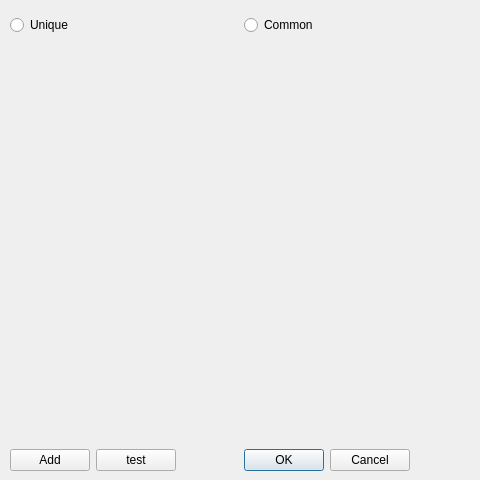
This is addtagform.ui in Pinadva/Job as Qt 5 draws it before an edit. The edited form follows.
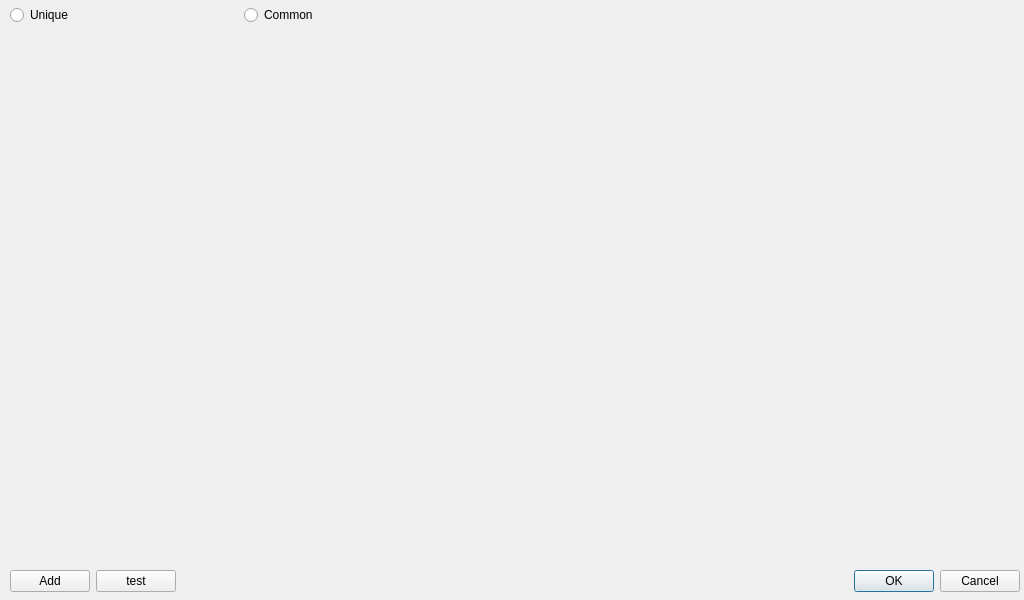
This is the edited form.

Patch:
```diff
--- a/addtagform.ui
+++ b/addtagform.ui
@@ -6,8 +6,8 @@
    <rect>
     <x>0</x>
     <y>0</y>
-    <width>480</width>
-    <height>480</height>
+    <width>1024</width>
+    <height>600</height>
    </rect>
   </property>
   <property name="windowTitle">
@@ -20,8 +20,8 @@
    <property name="geometry">
     <rect>
      <x>10</x>
-     <y>449</y>
-     <width>461</width>
+     <y>570</y>
+     <width>1011</width>
      <height>23</height>
     </rect>
    </property>
@@ -46,6 +46,58 @@
       </property>
      </widget>
     </item>
+    <item>
+     <spacer name="horizontalSpacer">
+      <property name="orientation">
+       <enum>Qt::Horizontal</enum>
+      </property>
+      <property name="sizeHint" stdset="0">
+       <size>
+        <width>40</width>
+        <height>20</height>
+       </size>
+      </property>
+     </spacer>
+    </item>
+    <item>
+     <spacer name="horizontalSpacer_2">
+      <property name="orientation">
+       <enum>Qt::Horizontal</enum>
+      </property>
+      <property name="sizeHint" stdset="0">
+       <size>
+        <width>40</width>
+        <height>20</height>
+       </size>
+      </property>
+     </spacer>
+    </item>
+    <item>
+     <spacer name="horizontalSpacer_3">
+      <property name="orientation">
+       <enum>Qt::Horizontal</enum>
+      </property>
+      <property name="sizeHint" stdset="0">
+       <size>
+        <width>40</width>
+        <height>20</height>
+       </size>
+      </property>
+     </spacer>
+    </item>
+    <item>
+     <spacer name="horizontalSpacer_4">
+      <property name="orientation">
+       <enum>Qt::Horizontal</enum>
+      </property>
+      <property name="sizeHint" stdset="0">
+       <size>
+        <width>40</width>
+        <height>20</height>
+       </size>
+      </property>
+     </spacer>
+    </item>
     <item>
      <widget class="QDialogButtonBox" name="buttonBox">
       <property name="orientation">
@@ -67,7 +119,7 @@
      <x>10</x>
      <y>40</y>
      <width>461</width>
-     <height>401</height>
+     <height>21</height>
     </rect>
    </property>
    <layout class="QVBoxLayout" name="verticalLayout"/>
@@ -76,7 +128,7 @@
    <property name="geometry">
     <rect>
      <x>10</x>
-     <y>10</y>
+     <y>0</y>
      <width>461</width>
      <height>31</height>
     </rect>
@@ -98,6 +150,17 @@
     </item>
    </layout>
   </widget>
+  <widget class="QWidget" name="gridLayoutWidget">
+   <property name="geometry">
+    <rect>
+     <x>10</x>
+     <y>60</y>
+     <width>1011</width>
+     <height>501</height>
+    </rect>
+   </property>
+   <layout class="QGridLayout" name="gridLayout"/>
+  </widget>
  </widget>
  <resources/>
  <connections>
```
